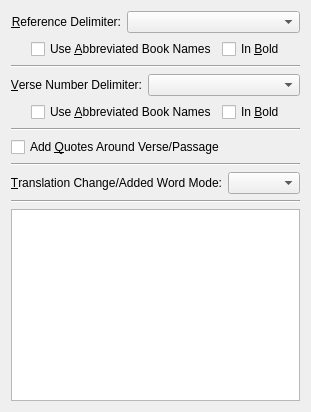
First picture: the form in programs/KJVCanOpener/ConfigCopyOptions.ui, repository dewhisna/KingJamesPureBibleSearch, before the edit.
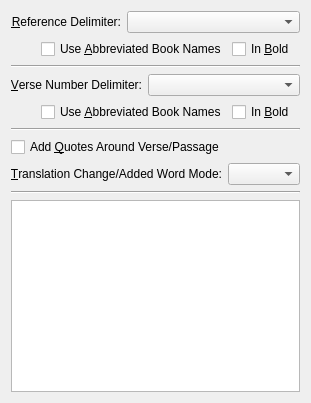
Second picture: the form after the edit.

```diff
--- a/programs/KJVCanOpener/ConfigCopyOptions.ui
+++ b/programs/KJVCanOpener/ConfigCopyOptions.ui
@@ -70,7 +70,7 @@
        </property>
        <property name="sizeHint" stdset="0">
         <size>
-         <width>20</width>
+         <width>30</width>
          <height>20</height>
         </size>
        </property>
@@ -141,7 +141,7 @@
        </property>
        <property name="sizeHint" stdset="0">
         <size>
-         <width>20</width>
+         <width>30</width>
          <height>20</height>
         </size>
        </property>
@@ -177,13 +177,6 @@
      </property>
     </widget>
    </item>
-   <item>
-    <widget class="Line" name="line_4">
-     <property name="orientation">
-      <enum>Qt::Horizontal</enum>
-     </property>
-    </widget>
-   </item>
    <item>
     <layout class="QHBoxLayout" name="horizontalLayout_3">
      <item>
```
